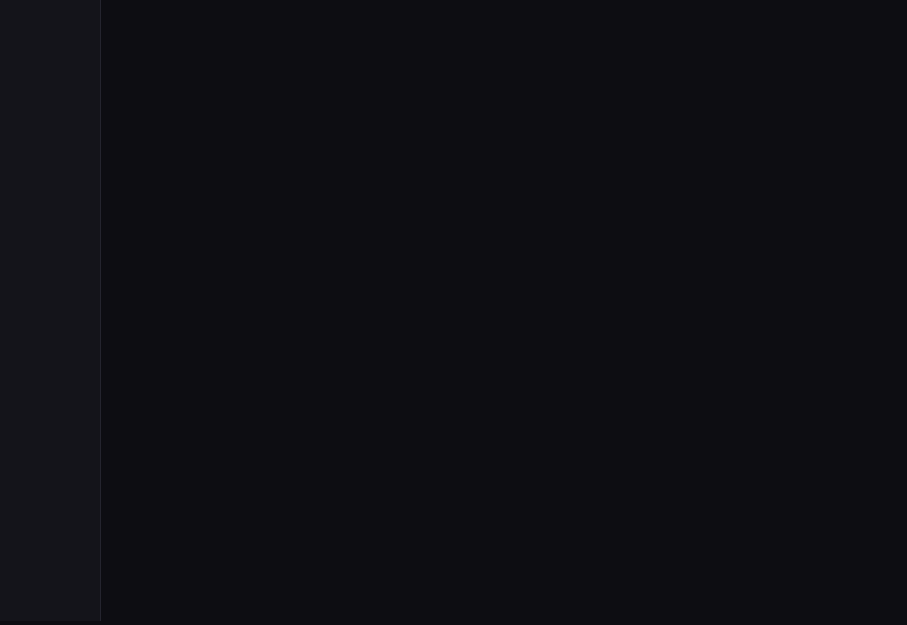
The window that Desktop/nonwindow.ui (enty9/NoNode) describes before a commit, drawn with Qt 5.
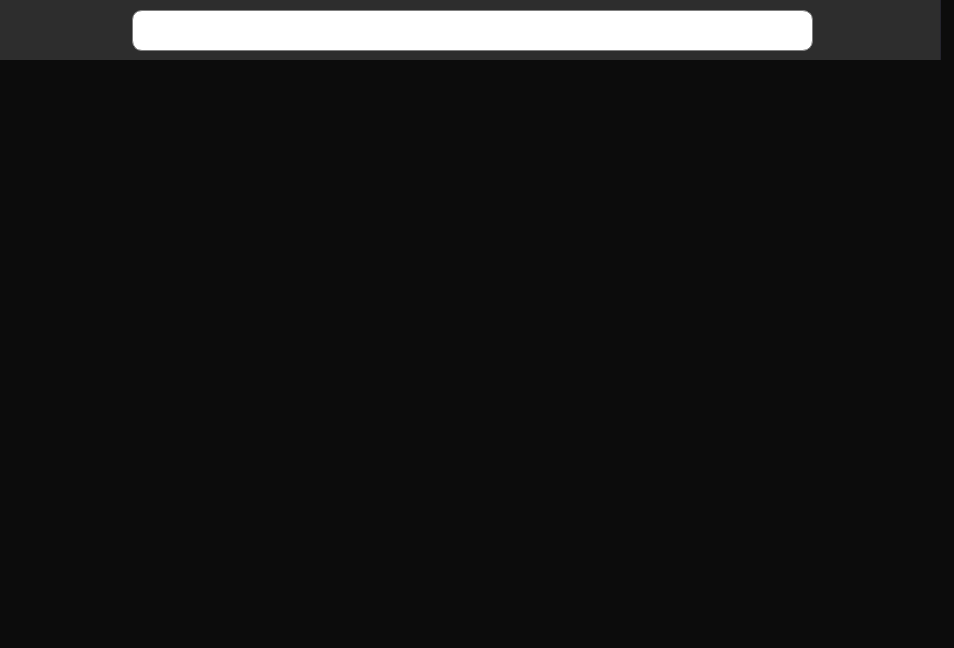
The same window after the commit.

Patch:
```diff
--- a/Desktop/nonwindow.ui
+++ b/Desktop/nonwindow.ui
@@ -6,8 +6,8 @@
    <rect>
     <x>0</x>
     <y>0</y>
-    <width>907</width>
-    <height>625</height>
+    <width>954</width>
+    <height>648</height>
    </rect>
   </property>
   <property name="windowTitle">
@@ -16,8 +16,7 @@
   <widget class="QWidget" name="centralwidget">
    <property name="styleSheet">
     <string notr="true">*{
-	background-color: #0d0d12;
-	color: #f0f0f8;
+	background-color: #0C0C0C;
 	font-family: -apple-system, BlinkMacSystemFont, 'Segoe UI', sans-serif;
 	height: 100vh;
 	display: flex;
@@ -28,13 +27,25 @@
      <rect>
       <x>0</x>
       <y>0</y>
-      <width>101</width>
-      <height>621</height>
+      <width>941</width>
+      <height>60</height>
      </rect>
     </property>
+    <property name="minimumSize">
+     <size>
+      <width>0</width>
+      <height>60</height>
+     </size>
+    </property>
+    <property name="maximumSize">
+     <size>
+      <width>16777215</width>
+      <height>60</height>
+     </size>
+    </property>
     <property name="styleSheet">
      <string notr="true">*{
-	background-color: #14141a;
+	background-color: #2D2D2D;
 	width: 72px;
 	display: flex;
 	flex-direction: column;
@@ -43,6 +54,50 @@
 	border-right: 1px solid #24242e;
 }</string>
     </property>
+    <widget class="QLineEdit" name="SearchEdit">
+     <property name="geometry">
+      <rect>
+       <x>132</x>
+       <y>10</y>
+       <width>681</width>
+       <height>41</height>
+      </rect>
+     </property>
+     <property name="styleSheet">
+      <string notr="true">#SearchEdit{
+	border-radius: 10px;
+    border: 1px solid gray;
+    font-size: 12px;
+    outline: none;
+    text-indent: 5px;
+   color: white;
+   background: none;
+}</string>
+     </property>
+     <property name="inputMask">
+      <string/>
+     </property>
+    </widget>
+   </widget>
+   <widget class="QWidget" name="widget" native="true">
+    <property name="geometry">
+     <rect>
+      <x>19</x>
+      <y>69</y>
+      <width>911</width>
+      <height>571</height>
+     </rect>
+    </property>
+    <widget class="QWidget" name="widget_2" native="true">
+     <property name="geometry">
+      <rect>
+       <x>0</x>
+       <y>0</y>
+       <width>191</width>
+       <height>201</height>
+      </rect>
+     </property>
+    </widget>
    </widget>
   </widget>
  </widget>
```
Left out of the diff: 2 changed lines with no effect on the pictures.
